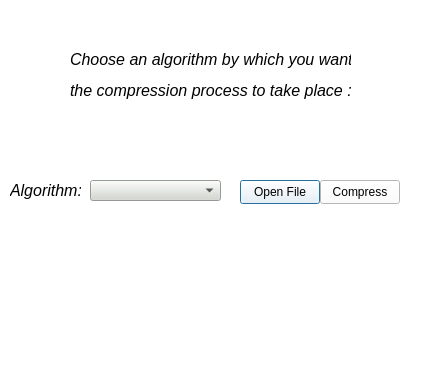
First picture: the form in filecompressor/dialog.ui, repository Anupama-n/QT, before the edit.
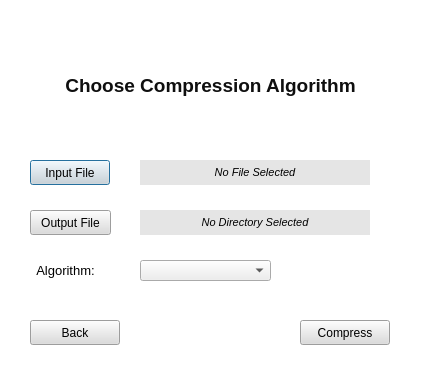
Second picture: the form after the edit.

What changed in the file:
```diff
--- a/filecompressor/dialog.ui
+++ b/filecompressor/dialog.ui
@@ -20,71 +20,172 @@
   <widget class="QPushButton" name="pushButton">
    <property name="geometry">
     <rect>
-     <x>240</x>
-     <y>180</y>
+     <x>30</x>
+     <y>160</y>
      <width>80</width>
-     <height>24</height>
+     <height>25</height>
     </rect>
    </property>
    <property name="styleSheet">
-    <string notr="true">background-color: rgb(255, 255, 255);</string>
+    <string notr="true">background-color: rgb(220, 220, 220)</string>
    </property>
    <property name="text">
-    <string>Open File</string>
+    <string>Input File</string>
+   </property>
+   <property name="autoDefault">
+    <bool>false</bool>
+   </property>
+   <property name="default">
+    <bool>true</bool>
+   </property>
+   <property name="flat">
+    <bool>false</bool>
    </property>
   </widget>
   <widget class="QLabel" name="label">
    <property name="geometry">
     <rect>
-     <x>70</x>
-     <y>50</y>
-     <width>281</width>
+     <x>20</x>
+     <y>60</y>
+     <width>381</width>
      <height>51</height>
     </rect>
    </property>
+   <property name="font">
+    <font>
+     <family>Arial</family>
+     <pointsize>10</pointsize>
+     <bold>true</bold>
+    </font>
+   </property>
    <property name="text">
-    <string>&lt;html&gt;&lt;head/&gt;&lt;body&gt;&lt;p&gt;&lt;span style=&quot; font-size:12pt; font-style:italic;&quot;&gt;Choose an algorithm by which you want &lt;/span&gt;&lt;/p&gt;&lt;p&gt;&lt;span style=&quot; font-size:12pt; font-style:italic;&quot;&gt;the compression process to take place : &lt;/span&gt;&lt;/p&gt;&lt;/body&gt;&lt;/html&gt;</string>
+    <string>&lt;html&gt;&lt;head/&gt;&lt;body&gt;&lt;p align=&quot;center&quot;&gt;&lt;span style=&quot; font-size:14pt; color:#0f0f0f;&quot;&gt;Choose Compression Algorithm&lt;/span&gt;&lt;/p&gt;&lt;/body&gt;&lt;/html&gt;</string>
    </property>
   </widget>
   <widget class="QComboBox" name="comboBox">
    <property name="geometry">
     <rect>
-     <x>90</x>
-     <y>180</y>
+     <x>140</x>
+     <y>260</y>
      <width>131</width>
      <height>21</height>
     </rect>
    </property>
    <property name="styleSheet">
-    <string notr="true">background-color: rgb(211, 215, 207);</string>
+    <string notr="true">background-color: rgb(238, 238, 238);
+alternate-background-color: rgb(171, 171, 171);</string>
+   </property>
+   <property name="currentText">
+    <string/>
    </property>
   </widget>
   <widget class="QLabel" name="label_2">
    <property name="geometry">
     <rect>
-     <x>10</x>
-     <y>180</y>
-     <width>71</width>
+     <x>20</x>
+     <y>260</y>
+     <width>91</width>
      <height>21</height>
     </rect>
    </property>
    <property name="text">
-    <string>&lt;html&gt;&lt;head/&gt;&lt;body&gt;&lt;p&gt;&lt;span style=&quot; font-size:12pt; font-style:italic;&quot;&gt;Algorithm:&lt;/span&gt;&lt;/p&gt;&lt;/body&gt;&lt;/html&gt;</string>
+    <string>&lt;html&gt;&lt;head/&gt;&lt;body&gt;&lt;p align=&quot;center&quot;&gt;&lt;span style=&quot; font-size:10pt;&quot;&gt;Algorithm:&lt;/span&gt;&lt;/p&gt;&lt;/body&gt;&lt;/html&gt;</string>
    </property>
   </widget>
   <widget class="QPushButton" name="pushButton_2">
    <property name="geometry">
     <rect>
-     <x>320</x>
-     <y>180</y>
-     <width>80</width>
-     <height>24</height>
+     <x>300</x>
+     <y>320</y>
+     <width>90</width>
+     <height>25</height>
     </rect>
    </property>
+   <property name="styleSheet">
+    <string notr="true">background-color: rgb(220, 220, 220)</string>
+   </property>
    <property name="text">
     <string>Compress</string>
    </property>
   </widget>
+  <widget class="QPushButton" name="pushButton_3">
+   <property name="geometry">
+    <rect>
+     <x>30</x>
+     <y>210</y>
+     <width>81</width>
+     <height>25</height>
+    </rect>
+   </property>
+   <property name="styleSheet">
+    <string notr="true">background-color: rgb(220, 220, 220)</string>
+   </property>
+   <property name="text">
+    <string>Output File</string>
+   </property>
+  </widget>
+  <widget class="QLabel" name="inputPath">
+   <property name="geometry">
+    <rect>
+     <x>140</x>
+     <y>160</y>
+     <width>230</width>
+     <height>25</height>
+    </rect>
+   </property>
+   <property name="focusPolicy">
+    <enum>Qt::StrongFocus</enum>
+   </property>
+   <property name="autoFillBackground">
+    <bool>false</bool>
+   </property>
+   <property name="styleSheet">
+    <string notr="true">background-color: rgb(229, 229, 229); color : black;
+border-color: rgb(20, 20, 20);</string>
+   </property>
+   <property name="text">
+    <string>&lt;html&gt;&lt;head/&gt;&lt;body&gt;&lt;p align=&quot;center&quot;&gt;&lt;span style=&quot; font-size:8pt; font-style:italic;&quot;&gt;No File Selected&lt;/span&gt;&lt;/p&gt;&lt;/body&gt;&lt;/html&gt;</string>
+   </property>
+  </widget>
+  <widget class="QLabel" name="outputName">
+   <property name="geometry">
+    <rect>
+     <x>140</x>
+     <y>210</y>
+     <width>230</width>
+     <height>25</height>
+    </rect>
+   </property>
+   <property name="focusPolicy">
+    <enum>Qt::StrongFocus</enum>
+   </property>
+   <property name="styleSheet">
+    <string notr="true">background-color: rgb(229, 229, 229); color : black;
+border-color: rgb(20, 20, 20);</string>
+   </property>
+   <property name="text">
+    <string>&lt;html&gt;&lt;head/&gt;&lt;body&gt;&lt;p align=&quot;center&quot;&gt;&lt;span style=&quot; font-size:8pt; font-style:italic;&quot;&gt;No Directory Selected&lt;/span&gt;&lt;/p&gt;&lt;/body&gt;&lt;/html&gt;</string>
+   </property>
+   <property name="wordWrap">
+    <bool>true</bool>
+   </property>
+  </widget>
+  <widget class="QPushButton" name="backButton">
+   <property name="geometry">
+    <rect>
+     <x>30</x>
+     <y>320</y>
+     <width>90</width>
+     <height>25</height>
+    </rect>
+   </property>
+   <property name="styleSheet">
+    <string notr="true">background-color: rgb(220, 220, 220)</string>
+   </property>
+   <property name="text">
+    <string>Back</string>
+   </property>
+  </widget>
  </widget>
  <resources/>
  <connections/>
```
Left out of the diff: 4 changed lines with no effect on the pictures.
